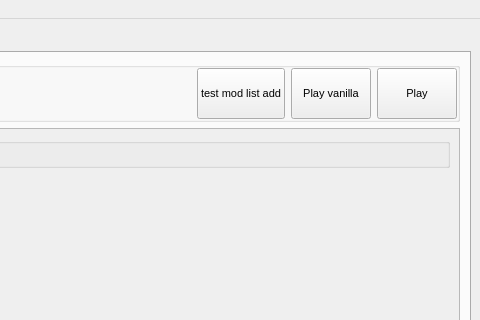
Before: the Qt Designer form mainwindow.ui in spydragon/Quartzite, drawn with Qt 5; both pictures show x 438 to 918 and y 0 to 320 of the 918 by 647 pixel window.
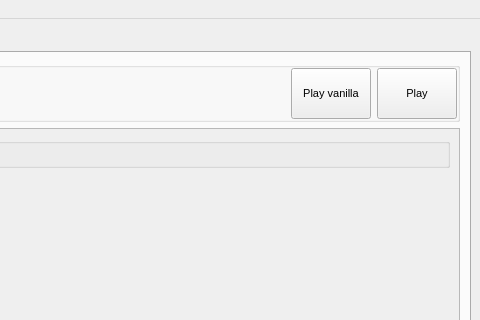
After: the same form once the commit is applied. The open tabs and pages were chosen to show the change.

Patch:
```diff
--- a/mainwindow.ui
+++ b/mainwindow.ui
@@ -153,19 +153,6 @@
              </property>
             </spacer>
            </item>
-           <item>
-            <widget class="QPushButton" name="pushButton">
-             <property name="sizePolicy">
-              <sizepolicy hsizetype="Maximum" vsizetype="Preferred">
-               <horstretch>0</horstretch>
-               <verstretch>0</verstretch>
-              </sizepolicy>
-             </property>
-             <property name="text">
-              <string>test mod list add</string>
-             </property>
-            </widget>
-           </item>
            <item>
             <widget class="QPushButton" name="PlayVanillaButton">
              <property name="sizePolicy">
```
